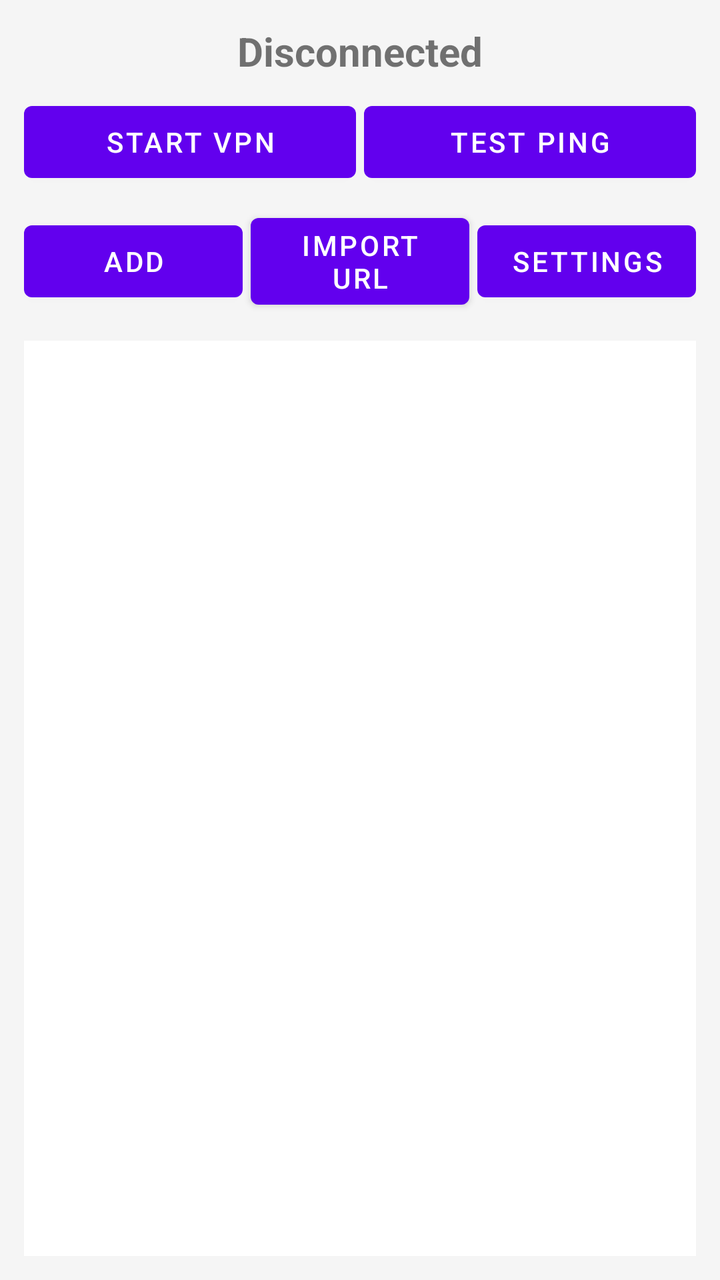
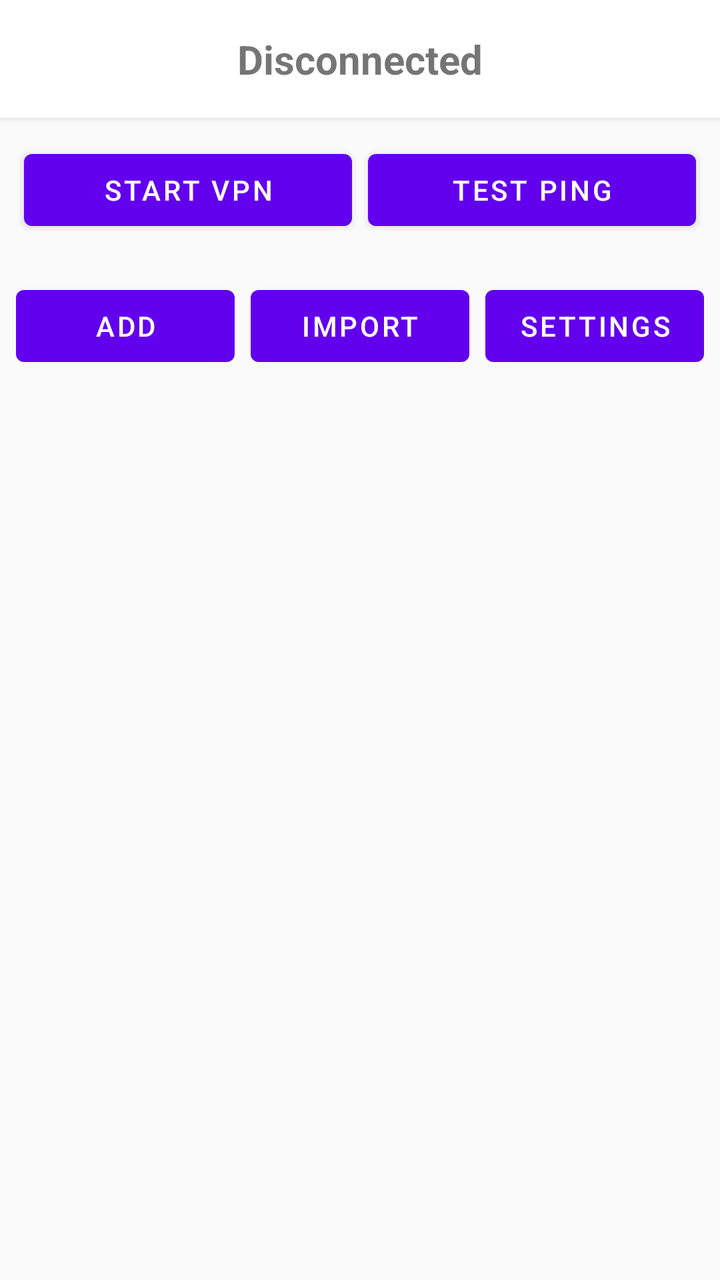

Compare the two renders of this Android layout. The source of the first and the diff that turns it into the second are given below.
<!-- AndroidManifest.xml: application theme Theme.VPNClient -->
<!-- res/layout/activity_main.xml -->
<?xml version="1.0" encoding="utf-8"?>
<LinearLayout xmlns:android="http://schemas.android.com/apk/res/android"
    android:layout_width="match_parent"
    android:layout_height="match_parent"
    android:orientation="vertical"
    android:padding="12dp"
    android:background="#F5F5F5">

    <TextView
        android:id="@+id/statusText"
        android:layout_width="wrap_content"
        android:layout_height="wrap_content"
        android:text="Disconnected"
        android:textSize="20sp"
        android:textStyle="bold"
        android:layout_gravity="center_horizontal"
        android:layout_marginBottom="8dp" />

    <LinearLayout
        android:layout_width="match_parent"
        android:layout_height="wrap_content"
        android:orientation="horizontal"
        android:gravity="center"
        android:layout_marginBottom="8dp">

        <Button
            android:id="@+id/startButton"
            android:layout_width="0dp"
            android:layout_height="wrap_content"
            android:layout_weight="1"
            android:text="Start VPN"
            android:layout_marginEnd="4dp" />

        <Button
            android:id="@+id/testButton"
            android:layout_width="0dp"
            android:layout_height="wrap_content"
            android:layout_weight="1"
            android:text="Test Ping" />
    </LinearLayout>

    <LinearLayout
        android:layout_width="match_parent"
        android:layout_height="wrap_content"
        android:orientation="horizontal"
        android:gravity="center"
        android:layout_marginBottom="12dp">

        <Button
            android:id="@+id/addButton"
            android:layout_width="0dp"
            android:layout_height="wrap_content"
            android:layout_weight="1"
            android:text="Add"
            android:layout_marginEnd="4dp" />

        <Button
            android:id="@+id/importButton"
            android:layout_width="0dp"
            android:layout_height="wrap_content"
            android:layout_weight="1"
            android:text="Import URL"
            android:layout_marginEnd="4dp" />

        <Button
            android:id="@+id/settingsButton"
            android:layout_width="0dp"
            android:layout_height="wrap_content"
            android:layout_weight="1"
            android:text="Settings" />
    </LinearLayout>

    <androidx.recyclerview.widget.RecyclerView
        android:id="@+id/recyclerView"
        android:layout_width="match_parent"
        android:layout_height="0dp"
        android:layout_weight="1"
        android:background="#FFFFFF" />

</LinearLayout>
<!-- resources referenced by this layout -->
<resources>
  <style name="Theme.VPNClient" parent="Theme.MaterialComponents.DayNight.NoActionBar" />
</resources>

<!-- the commit's change to res/layout/activity_main.xml (unified diff, before → after) -->
@@ -3,25 +3,26 @@
     android:layout_width="match_parent"
     android:layout_height="match_parent"
     android:orientation="vertical"
-    android:padding="12dp"
-    android:background="#F5F5F5">
+    android:background="#FAFAFA">
 
     <TextView
         android:id="@+id/statusText"
-        android:layout_width="wrap_content"
+        android:layout_width="match_parent"
         android:layout_height="wrap_content"
         android:text="Disconnected"
         android:textSize="20sp"
         android:textStyle="bold"
-        android:layout_gravity="center_horizontal"
-        android:layout_marginBottom="8dp" />
+        android:gravity="center"
+        android:padding="16dp"
+        android:background="#FFFFFF"
+        android:elevation="2dp" />
 
     <LinearLayout
         android:layout_width="match_parent"
         android:layout_height="wrap_content"
         android:orientation="horizontal"
-        android:gravity="center"
-        android:layout_marginBottom="8dp">
+        android:padding="8dp"
+        android:gravity="center">
 
         <Button
             android:id="@+id/startButton"
@@ -29,22 +30,23 @@
             android:layout_height="wrap_content"
             android:layout_weight="1"
             android:text="Start VPN"
-            android:layout_marginEnd="4dp" />
+            android:layout_margin="4dp" />
 
         <Button
             android:id="@+id/testButton"
             android:layout_width="0dp"
             android:layout_height="wrap_content"
             android:layout_weight="1"
-            android:text="Test Ping" />
+            android:text="Test Ping"
+            android:layout_margin="4dp" />
     </LinearLayout>
 
     <LinearLayout
         android:layout_width="match_parent"
         android:layout_height="wrap_content"
         android:orientation="horizontal"
-        android:gravity="center"
-        android:layout_marginBottom="12dp">
+        android:padding="4dp"
+        android:gravity="center">
 
         <Button
             android:id="@+id/addButton"
@@ -52,22 +54,23 @@
             android:layout_height="wrap_content"
             android:layout_weight="1"
             android:text="Add"
-            android:layout_marginEnd="4dp" />
+            android:layout_margin="4dp" />
 
         <Button
             android:id="@+id/importButton"
             android:layout_width="0dp"
             android:layout_height="wrap_content"
             android:layout_weight="1"
-            android:text="Import URL"
-            android:layout_marginEnd="4dp" />
+            android:text="Import"
+            android:layout_margin="4dp" />
 
         <Button
             android:id="@+id/settingsButton"
             android:layout_width="0dp"
             android:layout_height="wrap_content"
             android:layout_weight="1"
-            android:text="Settings" />
+            android:text="Settings"
+            android:layout_margin="4dp" />
     </LinearLayout>
 
     <androidx.recyclerview.widget.RecyclerView
@@ -75,6 +78,7 @@
         android:layout_width="match_parent"
         android:layout_height="0dp"
         android:layout_weight="1"
-        android:background="#FFFFFF" />
+        android:padding="8dp"
+        android:clipToPadding="false" />
 
 </LinearLayout>
